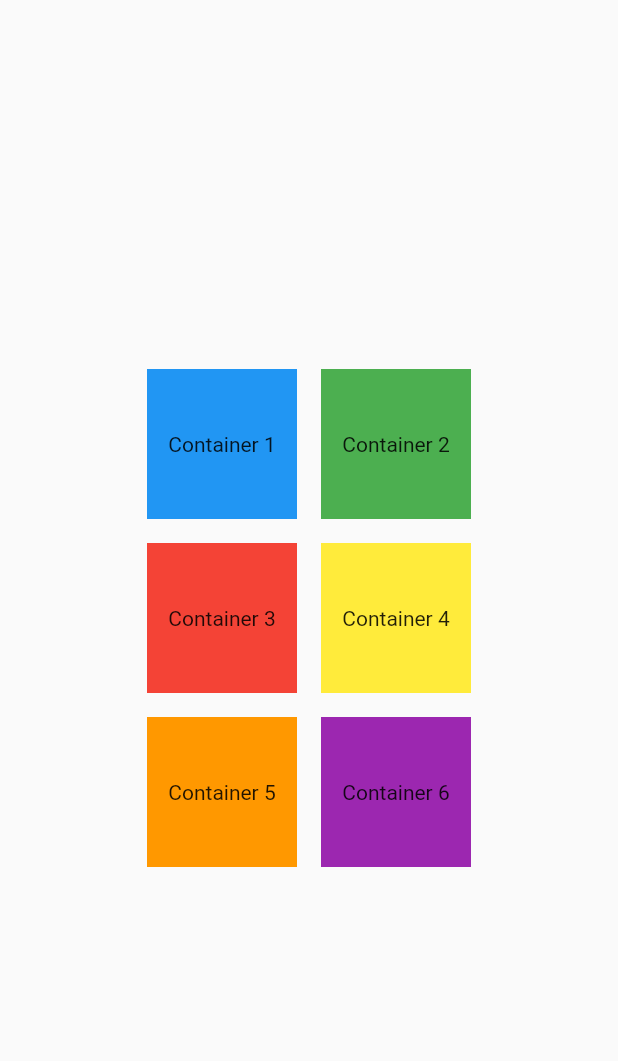
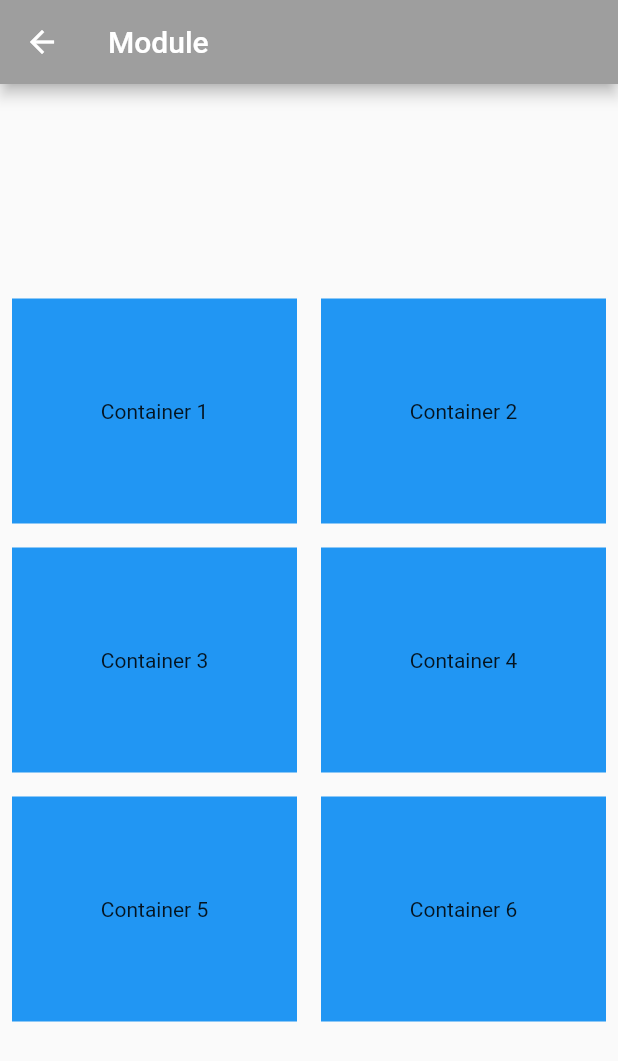
Before and after one commit to RussellStevenson/attendance_app, a Flutter app: the ModuleScreen screen opened directly, on a phone screen of 412 x 824 dp. Shown: the top 1061 px of the screen. Run offline on Flutter 3.47's test engine with Material 2 defaults, Android fonts, the phone set to English and light mode, and no system bars.

Commit message:
first commit

```diff
--- a/lib/module_screen.dart
+++ b/lib/module_screen.dart
@@ -3,29 +3,37 @@ import 'package:flutter/material.dart';
 class ModuleScreen extends StatelessWidget {
   @override
   Widget build(BuildContext context) {
-    return Center(
+    return Scaffold(
+        appBar: AppBar(
+          title: Text('Module'),
+          backgroundColor: Colors.grey, // Set the navigation bar color
+        ),
+
+    body: Center(
       child: Column(
         mainAxisAlignment: MainAxisAlignment.center,
         children: [
           Row(
             mainAxisAlignment: MainAxisAlignment.center,
             children: [
-              Container(
-                width: 100.0,
-                height: 100.0,
+              Expanded(
+                child: Container(
+                  height: 150.0,
                   color: Colors.blue,
                   margin: EdgeInsets.all(8.0),
                   child: Center(
                     child: Text('Container 1'),
                   ),
                 ),
-              Container(
-                width: 100.0,
-                height: 100.0,
-                color: Colors.green,
+              ),
+              Expanded(
+                child: Container(
+                  height: 150.0,
+                  color: Colors.blue,
                   margin: EdgeInsets.all(8.0),
                   child: Center(
                     child: Text('Container 2'),
+                  ),
                 ),
               ),
             ],
@@ -33,22 +41,24 @@ class ModuleScreen extends StatelessWidget {
           Row(
             mainAxisAlignment: MainAxisAlignment.center,
             children: [
-              Container(
-                width: 100.0,
-                height: 100.0,
-                color: Colors.red,
+              Expanded(
+                child: Container(
+                  height: 150.0,
+                  color: Colors.blue,
                   margin: EdgeInsets.all(8.0),
                   child: Center(
                     child: Text('Container 3'),
                   ),
                 ),
-              Container(
-                width: 100.0,
-                height: 100.0,
-                color: Colors.yellow,
+              ),
+              Expanded(
+                child: Container(
+                  height: 150.0,
+                  color: Colors.blue,
                   margin: EdgeInsets.all(8.0),
                   child: Center(
                     child: Text('Container 4'),
+                  ),
                 ),
               ),
             ],
@@ -56,28 +66,31 @@ class ModuleScreen extends StatelessWidget {
           Row(
             mainAxisAlignment: MainAxisAlignment.center,
             children: [
-              Container(
-                width: 100.0,
-                height: 100.0,
-                color: Colors.orange,
+              Expanded(
+                child: Container(
+                  height: 150.0,
+                  color: Colors.blue,
                   margin: EdgeInsets.all(8.0),
                   child: Center(
                     child: Text('Container 5'),
                   ),
                 ),
-              Container(
-                width: 100.0,
-                height: 100.0,
-                color: Colors.purple,
+              ),
+              Expanded(
+                child: Container(
+                  height: 150.0,
+                  color: Colors.blue,
                   margin: EdgeInsets.all(8.0),
                   child: Center(
                     child: Text('Container 6'),
+                  ),
                 ),
               ),
             ],
           ),
         ],
       ),
+    ),
     );
   }
 }
--- a/lib/more_screen.dart
+++ b/lib/more_screen.dart
@@ -4,6 +4,10 @@ class MoreScreen extends StatelessWidget {
   @override
   Widget build(BuildContext context) {
     return Scaffold(
+      appBar: AppBar(
+        title: Text('More'),
+        backgroundColor: Colors.grey, // Set the navigation bar color
+      ),
 
       body: ListView(
         children: [
```
Also changed, not shown: lib/inbox_screen.dart (+8 -2 lines), lib/login.dart (added, +33 -0 lines), lib/main.dart (+8 -6 lines), lib/user_registration.dart (added, +37 -0 lines). Lines whose indentation alone changed are shown as unchanged.
